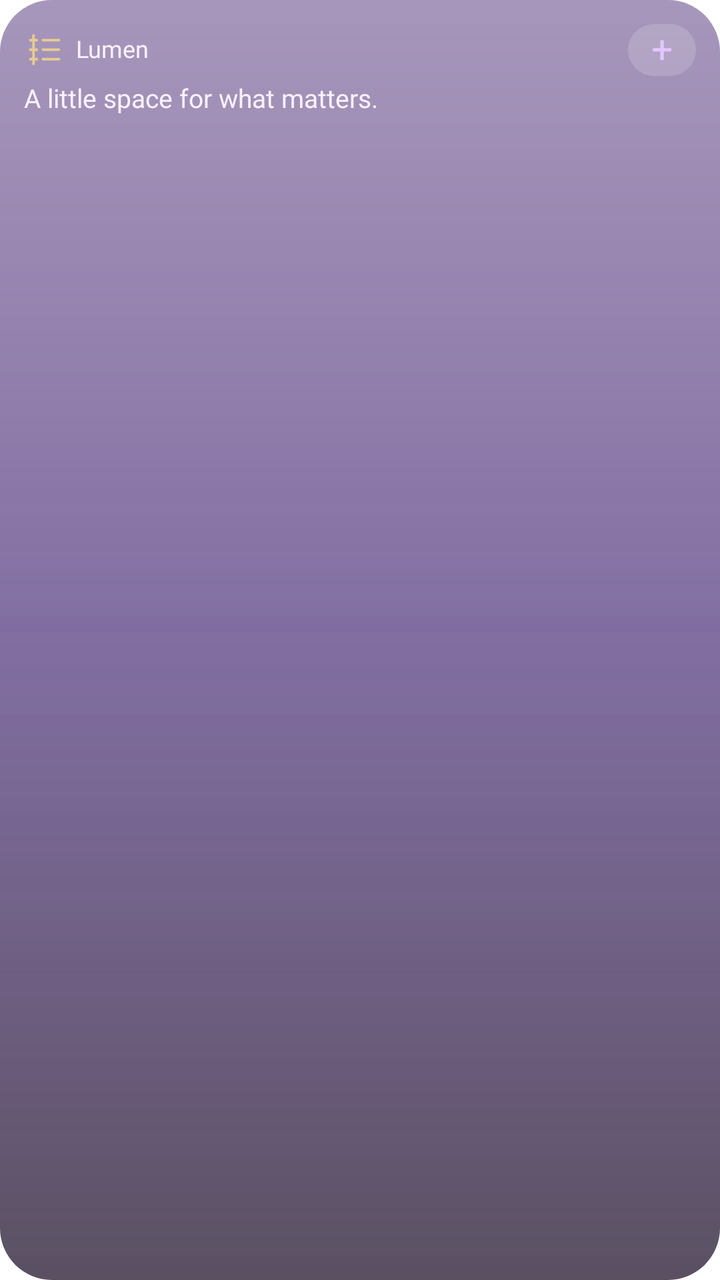
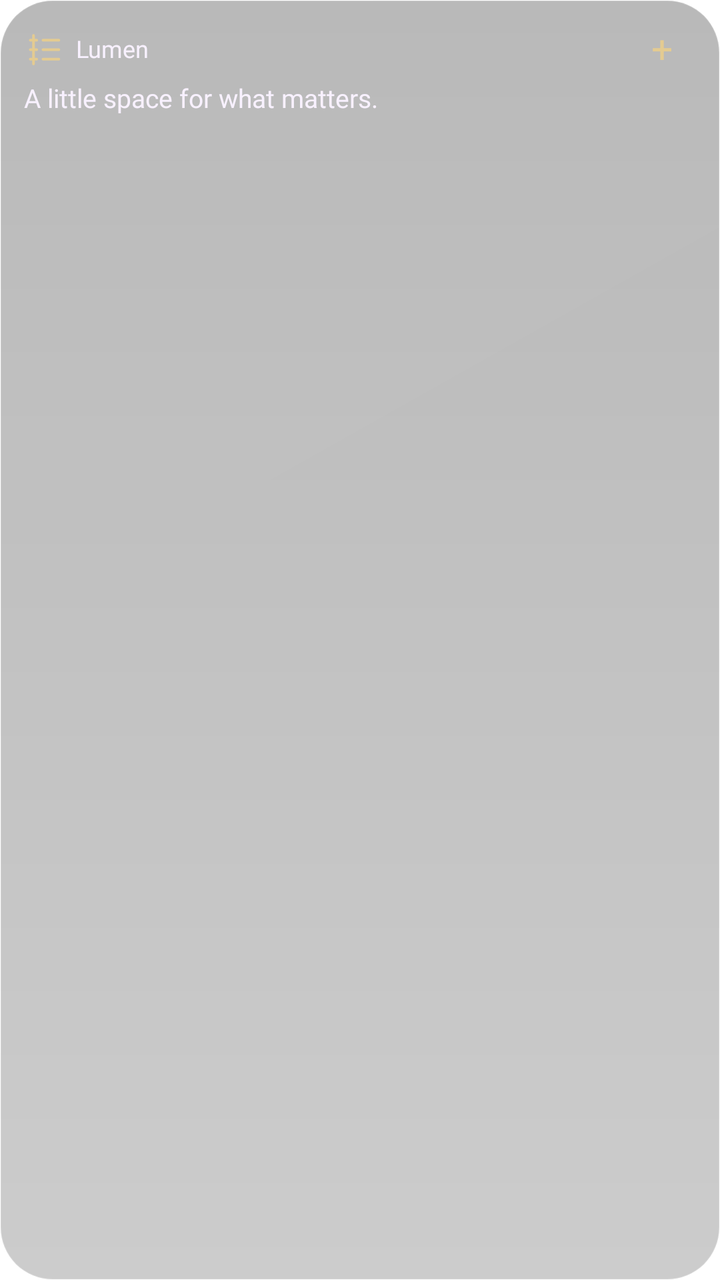

Before-and-after screenshots of an Android layout around one commit, followed by the original layout XML and the change that was made.
<!-- AndroidManifest.xml: application theme Theme.Lumen -->
<!-- res/layout/lumen_widget.xml -->
<?xml version='1.0' encoding='utf-8'?>
<LinearLayout xmlns:android="http://schemas.android.com/apk/res/android" android:id="@+id/widget_root" android:layout_width="match_parent" android:layout_height="match_parent" android:orientation="vertical" android:padding="12dp" android:background="@drawable/widget_glass_dark_balanced">
    <LinearLayout android:layout_width="match_parent" android:layout_height="wrap_content" android:orientation="horizontal" android:gravity="center_vertical">
        <ImageView android:id="@+id/widget_icon" android:layout_width="19dp" android:layout_height="19dp" android:contentDescription="@null" android:src="@drawable/widget_ic_tasks" />
        <TextView android:id="@+id/widget_title" android:layout_width="0dp" android:layout_weight="1" android:layout_height="wrap_content" android:layout_marginStart="7dp" android:text="@string/widget_name" android:textColor="#F8F1FF" android:textSize="12sp" android:fontFamily="@font/outfit_medium" android:maxLines="1" android:ellipsize="end" android:includeFontPadding="false" />
        <TextView android:id="@+id/widget_action" android:layout_width="34dp" android:layout_height="26dp" android:gravity="center" android:text="@string/widget_plus" android:textSize="19sp" android:textColor="#E4C6FF" android:contentDescription="@string/widget_open" android:background="@drawable/widget_control" android:includeFontPadding="false" />
    </LinearLayout>
    <TextView android:id="@+id/widget_detail" android:layout_width="match_parent" android:layout_height="wrap_content" android:layout_marginTop="4dp" android:text="@string/widget_preview_detail" android:textColor="#F8F1FF" android:textSize="13sp" android:fontFamily="@font/outfit_medium" android:maxLines="2" android:ellipsize="end" android:includeFontPadding="false" />
    <Chronometer android:id="@+id/widget_timer" android:layout_width="match_parent" android:layout_height="24dp" android:textColor="#F8F1FF" android:textSize="20sp" android:fontFamily="@font/outfit_medium" android:visibility="gone" android:includeFontPadding="false" />
    <TextView android:id="@+id/widget_status" android:layout_width="match_parent" android:layout_height="wrap_content" android:layout_marginTop="2dp" android:textColor="#C8B8D8" android:textSize="10sp" android:maxLines="2" android:ellipsize="end" android:includeFontPadding="false" />
    <LinearLayout android:id="@+id/widget_photos" android:layout_width="match_parent" android:layout_height="44dp" android:layout_marginTop="4dp" android:orientation="horizontal" android:gravity="center_vertical" android:visibility="gone">
        <ImageView android:id="@+id/widget_photo1" android:layout_width="0dp" android:layout_weight="1" android:layout_height="40dp" android:layout_marginEnd="4dp" android:scaleType="centerCrop" android:background="@drawable/widget_photo_frame" android:contentDescription="@string/widget_photo" android:visibility="gone" />
        <ImageView android:id="@+id/widget_photo2" android:layout_width="0dp" android:layout_weight="1" android:layout_height="40dp" android:layout_marginEnd="4dp" android:scaleType="centerCrop" android:background="@drawable/widget_photo_frame" android:contentDescription="@string/widget_photo" android:visibility="gone" />
        <ImageView android:id="@+id/widget_photo3" android:layout_width="0dp" android:layout_weight="1" android:layout_height="40dp" android:layout_marginEnd="4dp" android:scaleType="centerCrop" android:background="@drawable/widget_photo_frame" android:contentDescription="@string/widget_photo" android:visibility="gone" />
        <ImageView android:id="@+id/widget_photo4" android:layout_width="0dp" android:layout_weight="1" android:layout_height="40dp" android:layout_marginEnd="4dp" android:scaleType="centerCrop" android:background="@drawable/widget_photo_frame" android:contentDescription="@string/widget_photo" android:visibility="gone" />
    </LinearLayout>
    <LinearLayout android:id="@+id/widget_photo_names" android:layout_width="match_parent" android:layout_height="12dp" android:orientation="horizontal" android:visibility="gone">
        <TextView android:id="@+id/widget_person1" android:layout_width="0dp" android:layout_weight="1" android:layout_height="match_parent" android:textColor="#C8B8D8" android:textSize="9sp" android:gravity="center" android:maxLines="1" android:ellipsize="end" android:includeFontPadding="false" />
        <TextView android:id="@+id/widget_person2" android:layout_width="0dp" android:layout_weight="1" android:layout_height="match_parent" android:textColor="#C8B8D8" android:textSize="9sp" android:gravity="center" android:maxLines="1" android:ellipsize="end" android:includeFontPadding="false" />
        <TextView android:id="@+id/widget_person3" android:layout_width="0dp" android:layout_weight="1" android:layout_height="match_parent" android:textColor="#C8B8D8" android:textSize="9sp" android:gravity="center" android:maxLines="1" android:ellipsize="end" android:includeFontPadding="false" />
        <TextView android:id="@+id/widget_person4" android:layout_width="0dp" android:layout_weight="1" android:layout_height="match_parent" android:textColor="#C8B8D8" android:textSize="9sp" android:gravity="center" android:maxLines="1" android:ellipsize="end" android:includeFontPadding="false" />
    </LinearLayout>
    <LinearLayout android:id="@+id/widget_row1" android:layout_width="match_parent" android:layout_height="24dp" android:orientation="horizontal" android:gravity="center_vertical" android:visibility="gone">
        <TextView android:id="@+id/widget_check1" android:layout_width="34dp" android:layout_height="match_parent" android:text="@string/widget_circle" android:textColor="#E4C6FF" android:textSize="22sp" android:gravity="center_vertical" android:includeFontPadding="false" />
        <TextView android:id="@+id/widget_task1" android:layout_width="0dp" android:layout_weight="1" android:layout_height="wrap_content" android:textColor="#F8F1FF" android:textSize="12sp" android:maxLines="1" android:ellipsize="end" android:includeFontPadding="false" />
    </LinearLayout>
    <LinearLayout android:id="@+id/widget_row2" android:layout_width="match_parent" android:layout_height="24dp" android:orientation="horizontal" android:gravity="center_vertical" android:visibility="gone">
        <TextView android:id="@+id/widget_check2" android:layout_width="34dp" android:layout_height="match_parent" android:text="@string/widget_circle" android:textColor="#E4C6FF" android:textSize="22sp" android:gravity="center_vertical" android:includeFontPadding="false" />
        <TextView android:id="@+id/widget_task2" android:layout_width="0dp" android:layout_weight="1" android:layout_height="wrap_content" android:textColor="#F8F1FF" android:textSize="12sp" android:maxLines="1" android:ellipsize="end" android:includeFontPadding="false" />
    </LinearLayout>
    <TextView android:id="@+id/widget_button" android:layout_width="match_parent" android:layout_height="28dp" android:layout_marginTop="4dp" android:gravity="center" android:textColor="#2A1048" android:fontFamily="@font/outfit_medium" android:textSize="12sp" android:background="@drawable/widget_pill" android:visibility="gone" android:includeFontPadding="false" />
    <ProgressBar android:id="@+id/widget_meter" android:layout_width="match_parent" android:layout_height="4dp" android:layout_marginTop="8dp" android:max="100" android:progressTint="#C084FC" android:progressBackgroundTint="#33E4C6FF" android:visibility="gone" style="?android:attr/progressBarStyleHorizontal" />
</LinearLayout>
<!-- resources referenced by this layout -->
<resources>
  <!-- drawable widget_control (drawable) -->
  <?xml version="1.0" encoding="utf-8"?>
  <shape xmlns:android="http://schemas.android.com/apk/res/android">
      <corners android:radius="16dp" />
      <solid android:color="#28FFFFFF" />
  </shape>
  <!-- drawable widget_glass_dark_balanced (drawable) -->
  <?xml version="1.0" encoding="utf-8"?>
  <layer-list xmlns:android="http://schemas.android.com/apk/res/android">
      <item>
          <shape>
              <corners android:radius="26dp" />
              <gradient
                  android:angle="270"
                  android:startColor="#993B1568"
                  android:centerColor="#A62E1060"
                  android:endColor="#B314061F" />
          </shape>
      </item>
      <item>
          <shape>
              <corners android:radius="26dp" />
              <gradient
                  android:angle="270"
                  android:startColor="#40FFFFFF"
                  android:centerColor="#18E4C6FF"
                  android:endColor="#00FFFFFF" />
          </shape>
      </item>
  </layer-list>
  <!-- drawable widget_ic_tasks (drawable) -->
  <vector xmlns:android="http://schemas.android.com/apk/res/android" android:width="24dp" android:height="24dp" android:viewportWidth="24" android:viewportHeight="24"><path android:pathData="M4,6 L8,6 M12,6 L22,6 M4,12 L8,12 M12,12 L22,12 M4,18 L8,18 M12,18 L22,18 M6,3 L6,9 M6,9 L6,15 M6,15 L6,21" android:fillColor="@android:color/transparent" android:strokeColor="#E4CB91" android:strokeWidth="1.7" android:strokeLineCap="round" android:strokeLineJoin="round" /></vector>
  <!-- drawable widget_photo_frame (drawable) -->
  <?xml version="1.0" encoding="utf-8"?>
  <shape xmlns:android="http://schemas.android.com/apk/res/android">
      <corners android:radius="16dp" />
      <solid android:color="#3314061F" />
  </shape>
  <!-- drawable widget_pill (drawable) -->
  <?xml version="1.0" encoding="utf-8"?>
  <shape xmlns:android="http://schemas.android.com/apk/res/android">
      <corners android:radius="22dp" />
      <gradient
          android:angle="0"
          android:startColor="#E9D5FF"
          android:centerColor="#D8B4FE"
          android:endColor="#F0ABFC" />
  </shape>
  <string name="widget_circle">○</string>
  <string name="widget_name">Lumen</string>
  <string name="widget_open">Open widget</string>
  <string name="widget_photo">Photo</string>
  <string name="widget_plus">+</string>
  <string name="widget_preview_detail">A little space for what matters.</string>
  <style name="Theme.Lumen" parent="android:Theme.Material.NoActionBar">
          <item name="android:windowShowWallpaper">true</item>
          <item name="android:windowBackground">@android:color/transparent</item>
          <item name="android:colorBackgroundCacheHint">@null</item>
          <item name="android:statusBarColor">@android:color/transparent</item>
          <item name="android:navigationBarColor">@android:color/transparent</item>
          <item name="android:windowDrawsSystemBarBackgrounds">true</item>
          <item name="android:windowLightStatusBar">false</item>
      </style>
</resources>

<!-- the commit's change to res/layout/lumen_widget.xml (unified diff, before → after) -->
@@ -3,11 +3,11 @@
     <LinearLayout android:layout_width="match_parent" android:layout_height="wrap_content" android:orientation="horizontal" android:gravity="center_vertical">
         <ImageView android:id="@+id/widget_icon" android:layout_width="19dp" android:layout_height="19dp" android:contentDescription="@null" android:src="@drawable/widget_ic_tasks" />
         <TextView android:id="@+id/widget_title" android:layout_width="0dp" android:layout_weight="1" android:layout_height="wrap_content" android:layout_marginStart="7dp" android:text="@string/widget_name" android:textColor="#F8F1FF" android:textSize="12sp" android:fontFamily="@font/outfit_medium" android:maxLines="1" android:ellipsize="end" android:includeFontPadding="false" />
-        <TextView android:id="@+id/widget_action" android:layout_width="34dp" android:layout_height="26dp" android:gravity="center" android:text="@string/widget_plus" android:textSize="19sp" android:textColor="#E4C6FF" android:contentDescription="@string/widget_open" android:background="@drawable/widget_control" android:includeFontPadding="false" />
+        <TextView android:id="@+id/widget_action" android:layout_width="34dp" android:layout_height="26dp" android:gravity="center" android:text="@string/widget_plus" android:textSize="19sp" android:textColor="#E4CB91" android:contentDescription="@string/widget_open" android:background="@drawable/widget_control" android:includeFontPadding="false" />
     </LinearLayout>
     <TextView android:id="@+id/widget_detail" android:layout_width="match_parent" android:layout_height="wrap_content" android:layout_marginTop="4dp" android:text="@string/widget_preview_detail" android:textColor="#F8F1FF" android:textSize="13sp" android:fontFamily="@font/outfit_medium" android:maxLines="2" android:ellipsize="end" android:includeFontPadding="false" />
     <Chronometer android:id="@+id/widget_timer" android:layout_width="match_parent" android:layout_height="24dp" android:textColor="#F8F1FF" android:textSize="20sp" android:fontFamily="@font/outfit_medium" android:visibility="gone" android:includeFontPadding="false" />
-    <TextView android:id="@+id/widget_status" android:layout_width="match_parent" android:layout_height="wrap_content" android:layout_marginTop="2dp" android:textColor="#C8B8D8" android:textSize="10sp" android:maxLines="2" android:ellipsize="end" android:includeFontPadding="false" />
+    <TextView android:id="@+id/widget_status" android:layout_width="match_parent" android:layout_height="wrap_content" android:layout_marginTop="2dp" android:textColor="#C4F8F1FF" android:textSize="10sp" android:maxLines="2" android:ellipsize="end" android:includeFontPadding="false" />
     <LinearLayout android:id="@+id/widget_photos" android:layout_width="match_parent" android:layout_height="44dp" android:layout_marginTop="4dp" android:orientation="horizontal" android:gravity="center_vertical" android:visibility="gone">
         <ImageView android:id="@+id/widget_photo1" android:layout_width="0dp" android:layout_weight="1" android:layout_height="40dp" android:layout_marginEnd="4dp" android:scaleType="centerCrop" android:background="@drawable/widget_photo_frame" android:contentDescription="@string/widget_photo" android:visibility="gone" />
         <ImageView android:id="@+id/widget_photo2" android:layout_width="0dp" android:layout_weight="1" android:layout_height="40dp" android:layout_marginEnd="4dp" android:scaleType="centerCrop" android:background="@drawable/widget_photo_frame" android:contentDescription="@string/widget_photo" android:visibility="gone" />
@@ -15,17 +15,17 @@
         <ImageView android:id="@+id/widget_photo4" android:layout_width="0dp" android:layout_weight="1" android:layout_height="40dp" android:layout_marginEnd="4dp" android:scaleType="centerCrop" android:background="@drawable/widget_photo_frame" android:contentDescription="@string/widget_photo" android:visibility="gone" />
     </LinearLayout>
     <LinearLayout android:id="@+id/widget_photo_names" android:layout_width="match_parent" android:layout_height="12dp" android:orientation="horizontal" android:visibility="gone">
-        <TextView android:id="@+id/widget_person1" android:layout_width="0dp" android:layout_weight="1" android:layout_height="match_parent" android:textColor="#C8B8D8" android:textSize="9sp" android:gravity="center" android:maxLines="1" android:ellipsize="end" android:includeFontPadding="false" />
-        <TextView android:id="@+id/widget_person2" android:layout_width="0dp" android:layout_weight="1" android:layout_height="match_parent" android:textColor="#C8B8D8" android:textSize="9sp" android:gravity="center" android:maxLines="1" android:ellipsize="end" android:includeFontPadding="false" />
-        <TextView android:id="@+id/widget_person3" android:layout_width="0dp" android:layout_weight="1" android:layout_height="match_parent" android:textColor="#C8B8D8" android:textSize="9sp" android:gravity="center" android:maxLines="1" android:ellipsize="end" android:includeFontPadding="false" />
-        <TextView android:id="@+id/widget_person4" android:layout_width="0dp" android:layout_weight="1" android:layout_height="match_parent" android:textColor="#C8B8D8" android:textSize="9sp" android:gravity="center" android:maxLines="1" android:ellipsize="end" android:includeFontPadding="false" />
+        <TextView android:id="@+id/widget_person1" android:layout_width="0dp" android:layout_weight="1" android:layout_height="match_parent" android:textColor="#C4F8F1FF" android:textSize="9sp" android:gravity="center" android:maxLines="1" android:ellipsize="end" android:includeFontPadding="false" />
+        <TextView android:id="@+id/widget_person2" android:layout_width="0dp" android:layout_weight="1" android:layout_height="match_parent" android:textColor="#C4F8F1FF" android:textSize="9sp" android:gravity="center" android:maxLines="1" android:ellipsize="end" android:includeFontPadding="false" />
+        <TextView android:id="@+id/widget_person3" android:layout_width="0dp" android:layout_weight="1" android:layout_height="match_parent" android:textColor="#C4F8F1FF" android:textSize="9sp" android:gravity="center" android:maxLines="1" android:ellipsize="end" android:includeFontPadding="false" />
+        <TextView android:id="@+id/widget_person4" android:layout_width="0dp" android:layout_weight="1" android:layout_height="match_parent" android:textColor="#C4F8F1FF" android:textSize="9sp" android:gravity="center" android:maxLines="1" android:ellipsize="end" android:includeFontPadding="false" />
     </LinearLayout>
     <LinearLayout android:id="@+id/widget_row1" android:layout_width="match_parent" android:layout_height="24dp" android:orientation="horizontal" android:gravity="center_vertical" android:visibility="gone">
-        <TextView android:id="@+id/widget_check1" android:layout_width="34dp" android:layout_height="match_parent" android:text="@string/widget_circle" android:textColor="#E4C6FF" android:textSize="22sp" android:gravity="center_vertical" android:includeFontPadding="false" />
+        <TextView android:id="@+id/widget_check1" android:layout_width="34dp" android:layout_height="match_parent" android:text="@string/widget_circle" android:textColor="#E4CB91" android:textSize="22sp" android:gravity="center_vertical" android:includeFontPadding="false" />
         <TextView android:id="@+id/widget_task1" android:layout_width="0dp" android:layout_weight="1" android:layout_height="wrap_content" android:textColor="#F8F1FF" android:textSize="12sp" android:maxLines="1" android:ellipsize="end" android:includeFontPadding="false" />
     </LinearLayout>
     <LinearLayout android:id="@+id/widget_row2" android:layout_width="match_parent" android:layout_height="24dp" android:orientation="horizontal" android:gravity="center_vertical" android:visibility="gone">
-        <TextView android:id="@+id/widget_check2" android:layout_width="34dp" android:layout_height="match_parent" android:text="@string/widget_circle" android:textColor="#E4C6FF" android:textSize="22sp" android:gravity="center_vertical" android:includeFontPadding="false" />
+        <TextView android:id="@+id/widget_check2" android:layout_width="34dp" android:layout_height="match_parent" android:text="@string/widget_circle" android:textColor="#E4CB91" android:textSize="22sp" android:gravity="center_vertical" android:includeFontPadding="false" />
         <TextView android:id="@+id/widget_task2" android:layout_width="0dp" android:layout_weight="1" android:layout_height="wrap_content" android:textColor="#F8F1FF" android:textSize="12sp" android:maxLines="1" android:ellipsize="end" android:includeFontPadding="false" />
     </LinearLayout>
     <TextView android:id="@+id/widget_button" android:layout_width="match_parent" android:layout_height="28dp" android:layout_marginTop="4dp" android:gravity="center" android:textColor="#2A1048" android:fontFamily="@font/outfit_medium" android:textSize="12sp" android:background="@drawable/widget_pill" android:visibility="gone" android:includeFontPadding="false" />
<!-- resource entries referenced after the edit -->
@@ -2,51 +2,31 @@
 <resources>
   <!-- drawable widget_control (drawable) -->
   <?xml version="1.0" encoding="utf-8"?>
-  <shape xmlns:android="http://schemas.android.com/apk/res/android">
-      <corners android:radius="16dp" />
-      <solid android:color="#28FFFFFF" />
-  </shape>
+  <shape xmlns:android="http://schemas.android.com/apk/res/android"><solid android:color="#00000000" /></shape>
   <!-- drawable widget_glass_dark_balanced (drawable) -->
   <?xml version="1.0" encoding="utf-8"?>
   <layer-list xmlns:android="http://schemas.android.com/apk/res/android">
-      <item>
-          <shape>
-              <corners android:radius="26dp" />
-              <gradient
-                  android:angle="270"
-                  android:startColor="#993B1568"
-                  android:centerColor="#A62E1060"
-                  android:endColor="#B314061F" />
-          </shape>
-      </item>
-      <item>
-          <shape>
-              <corners android:radius="26dp" />
-              <gradient
-                  android:angle="270"
-                  android:startColor="#40FFFFFF"
-                  android:centerColor="#18E4C6FF"
-                  android:endColor="#00FFFFFF" />
-          </shape>
-      </item>
+    <item><shape>
+      <corners android:radius="26dp" />
+      <gradient android:angle="270" android:startColor="#47000000" android:endColor="#33000000" />
+      <stroke android:width="0.8dp" android:color="#33FFFFFF" />
+  </shape></item>
+    <item><shape>
+      <corners android:radius="26dp" />
+      <gradient android:angle="315" android:startColor="#04FFFFFF" android:endColor="#00FFFFFF" />
+    </shape></item>
   </layer-list>
   <!-- drawable widget_ic_tasks (drawable) -->
   <vector xmlns:android="http://schemas.android.com/apk/res/android" android:width="24dp" android:height="24dp" android:viewportWidth="24" android:viewportHeight="24"><path android:pathData="M4,6 L8,6 M12,6 L22,6 M4,12 L8,12 M12,12 L22,12 M4,18 L8,18 M12,18 L22,18 M6,3 L6,9 M6,9 L6,15 M6,15 L6,21" android:fillColor="@android:color/transparent" android:strokeColor="#E4CB91" android:strokeWidth="1.7" android:strokeLineCap="round" android:strokeLineJoin="round" /></vector>
   <!-- drawable widget_photo_frame (drawable) -->
   <?xml version="1.0" encoding="utf-8"?>
-  <shape xmlns:android="http://schemas.android.com/apk/res/android">
-      <corners android:radius="16dp" />
-      <solid android:color="#3314061F" />
-  </shape>
+  <shape xmlns:android="http://schemas.android.com/apk/res/android"><solid android:color="#00000000" /></shape>
   <!-- drawable widget_pill (drawable) -->
   <?xml version="1.0" encoding="utf-8"?>
   <shape xmlns:android="http://schemas.android.com/apk/res/android">
       <corners android:radius="22dp" />
-      <gradient
-          android:angle="0"
-          android:startColor="#E9D5FF"
-          android:centerColor="#D8B4FE"
-          android:endColor="#F0ABFC" />
+      <gradient android:angle="270" android:startColor="#EAD8AD" android:endColor="#DBC18A" />
+      <stroke android:width="0.7dp" android:color="#50FFFFFF" />
   </shape>
   <string name="widget_circle">○</string>
   <string name="widget_name">Lumen</string>
